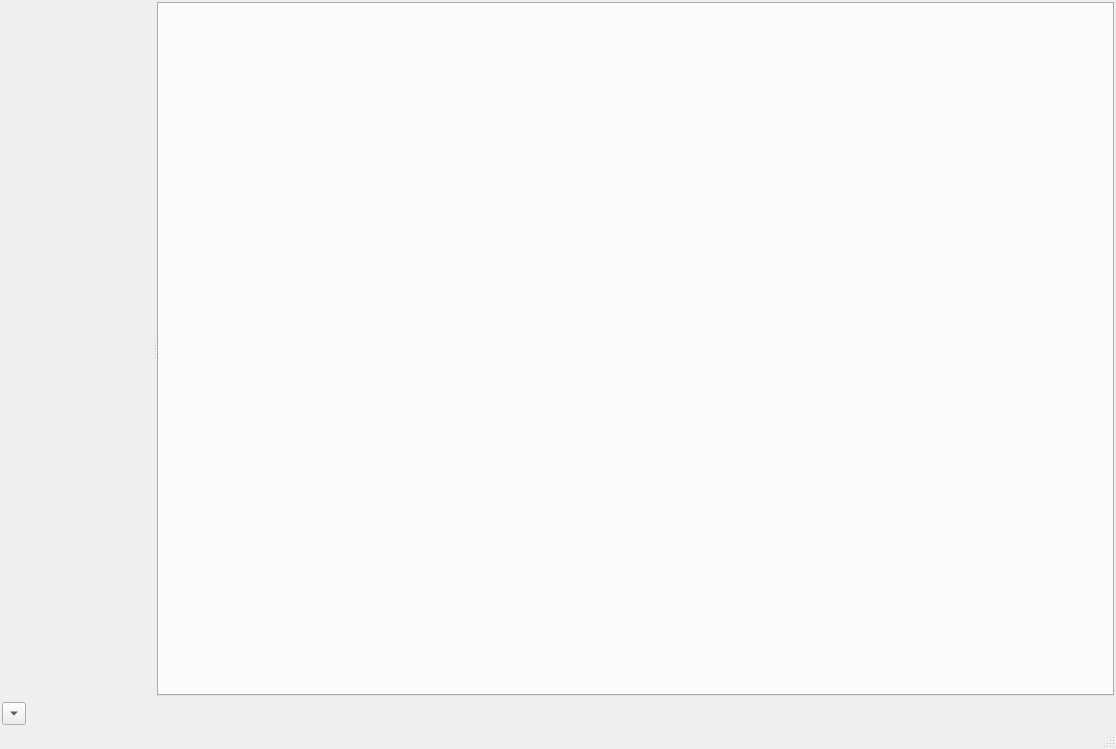
Old version of the form glue/qt/ui/glue_application.ui in the repository glue-viz/glue.
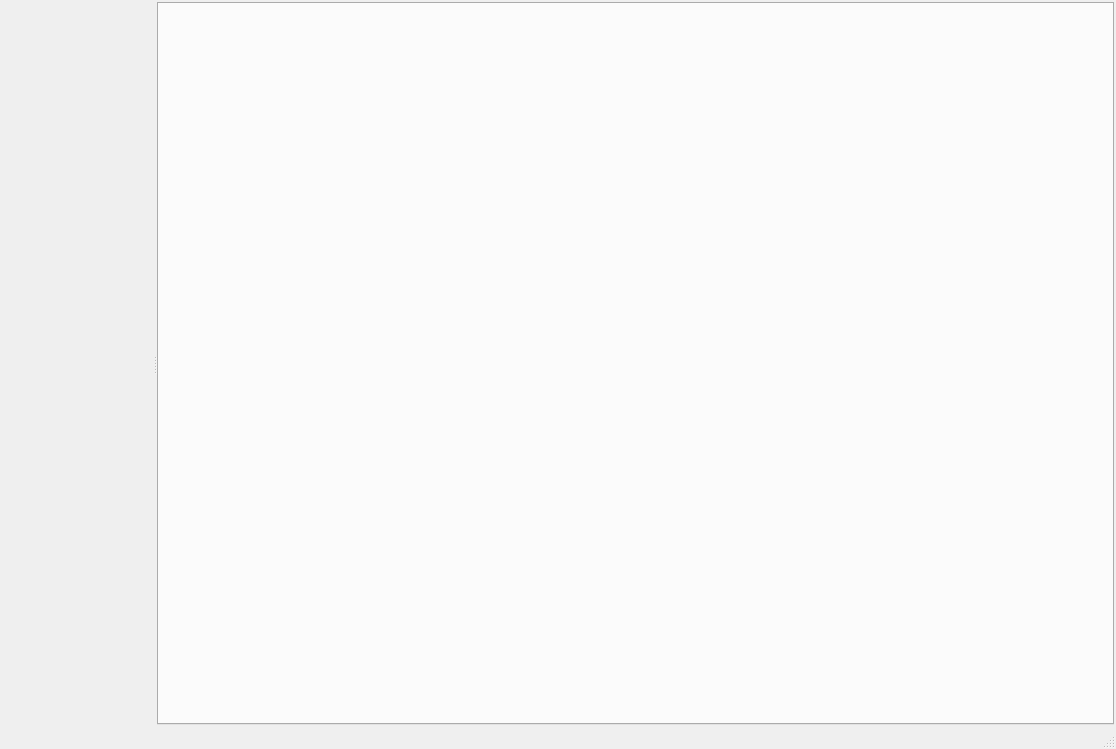
New version of the form. Custom widgets are drawn as their Qt base class.

Commit message: tweak terminal widget layout

Diff of the .ui file:
```diff
--- a/glue/qt/ui/glue_application.ui
+++ b/glue/qt/ui/glue_application.ui
@@ -14,7 +14,16 @@
    <string>Glue</string>
   </property>
   <widget class="QWidget" name="centralwidget">
+   <property name="sizePolicy">
+    <sizepolicy hsizetype="Preferred" vsizetype="Expanding">
+     <horstretch>0</horstretch>
+     <verstretch>0</verstretch>
+    </sizepolicy>
+   </property>
    <layout class="QVBoxLayout" name="verticalLayout">
+    <property name="spacing">
+     <number>-1</number>
+    </property>
     <property name="margin">
      <number>2</number>
     </property>
@@ -42,6 +51,9 @@
        <zorder>terminal_button</zorder>
       </widget>
       <widget class="QTabWidget" name="tabWidget">
+       <property name="enabled">
+        <bool>true</bool>
+       </property>
        <property name="sizePolicy">
         <sizepolicy hsizetype="MinimumExpanding" vsizetype="Expanding">
          <horstretch>1</horstretch>
@@ -60,6 +72,9 @@
        <property name="currentIndex">
         <number>-1</number>
        </property>
+       <property name="elideMode">
+        <enum>Qt::ElideRight</enum>
+       </property>
        <property name="usesScrollButtons">
         <bool>false</bool>
        </property>
@@ -75,28 +90,6 @@
       </widget>
      </widget>
     </item>
-    <item>
-     <widget class="QToolButton" name="terminal_button">
-      <property name="toolTip">
-       <string>Terminal window</string>
-      </property>
-      <property name="statusTip">
-       <string>show or hide the python terminal</string>
-      </property>
-      <property name="layoutDirection">
-       <enum>Qt::LeftToRight</enum>
-      </property>
-      <property name="text">
-       <string>...</string>
-      </property>
-      <property name="autoRaise">
-       <bool>false</bool>
-      </property>
-      <property name="arrowType">
-       <enum>Qt::DownArrow</enum>
-      </property>
-     </widget>
-    </item>
    </layout>
   </widget>
   <widget class="QMenuBar" name="menubar">
```
Left out of the diff: 7 changed lines with no effect on the pictures. The commit also changes 2 other files.
